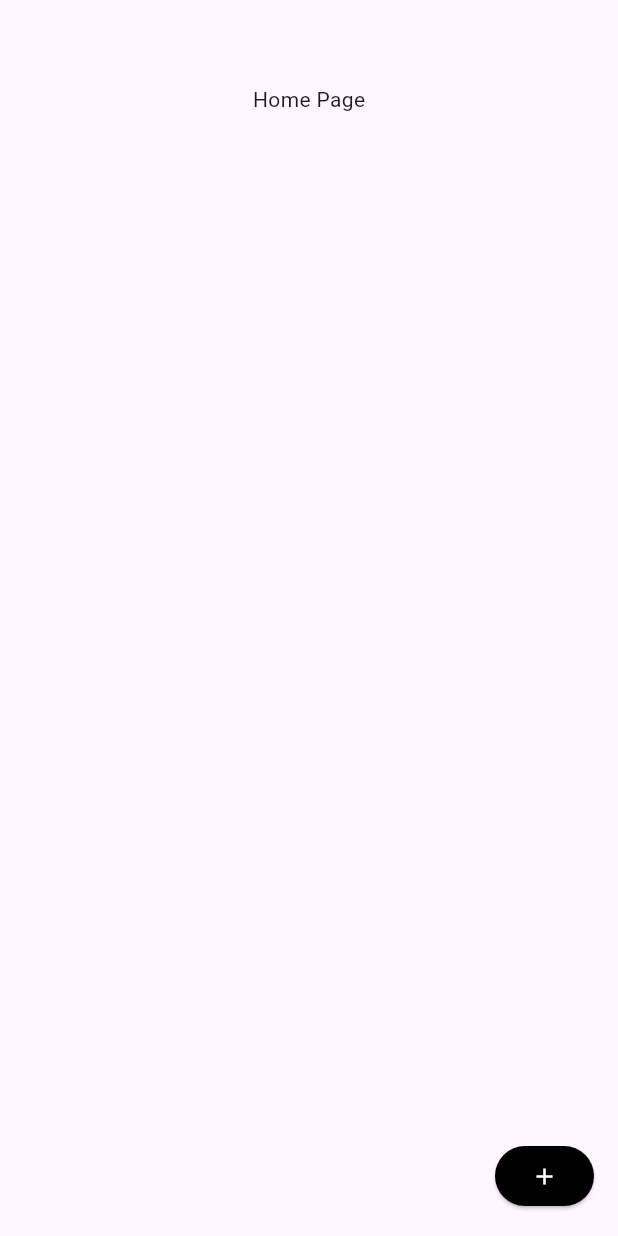
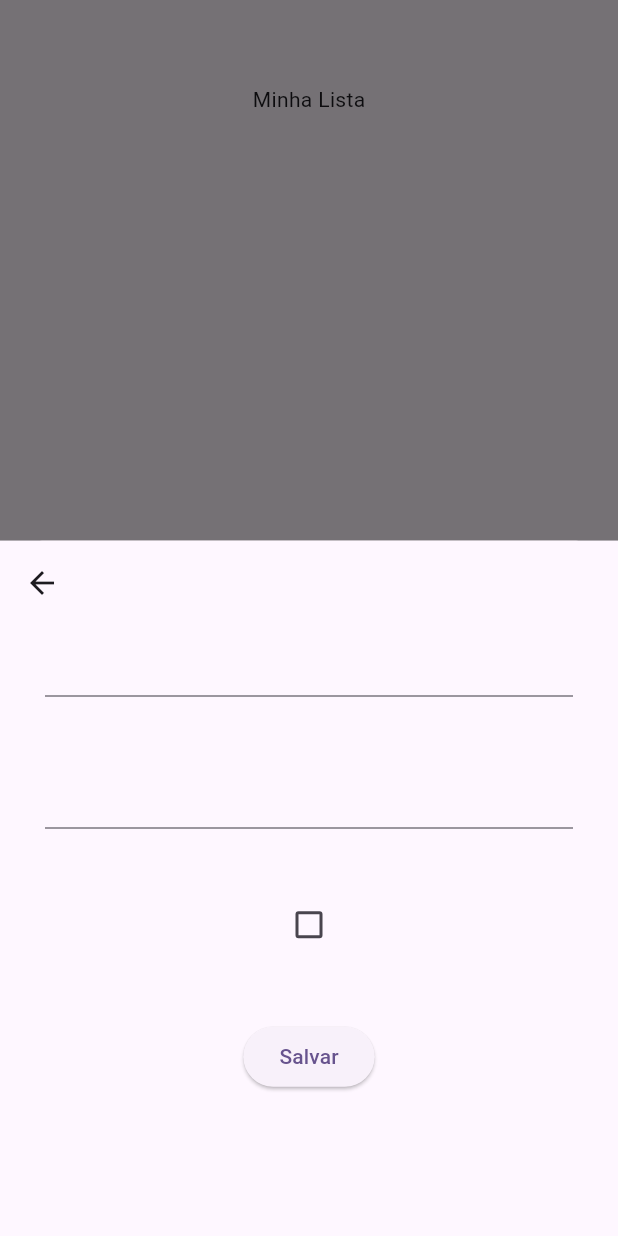
Before and after one commit to esdrasgraca/Todo_bloc_isar, a Flutter app: the screen it shows after launch, after a tap on the "add" icon, on a phone screen of 412 x 824 dp. Run offline on Flutter 3.47's test engine with Material 3 defaults, Android fonts, the phone set to English and light mode, and no system bars; our stand-ins replace bloc, flutter_bloc, isar; accounts and stored records are empty; generated files the repository leaves out were written again.

```diff
--- /dev/null
+++ b/lib/app/modules/cadastro/cadastro_route.dart
@@ -0,0 +1,17 @@
+
+import 'package:flutter/material.dart';
+import 'package:provider/provider.dart';
+import 'package:todo_bloc_isar/app/modules/cadastro/cadastros_page.dart';
+import 'package:todo_bloc_isar/app/modules/cadastro/cubit/cadastro_cubit.dart';
+
+class CadastroRoute {
+  Widget page(BuildContext context) {
+    return MultiProvider(
+      providers: [
+        Provider(create: (_) => CadastroCubit(repository: context.read())),
+
+      ],
+      builder: (context, child) => CadastrosPage(controller: context.read()),
+    );
+  }
+}
--- /dev/null
+++ b/lib/app/modules/cadastro/cadastros_page.dart
@@ -0,0 +1,85 @@
+import 'package:flutter/material.dart';
+import 'package:flutter_bloc/flutter_bloc.dart';
+import 'package:todo_bloc_isar/app/data/models/task.dart';
+import 'package:todo_bloc_isar/app/modules/cadastro/cubit/cadastro_cubit.dart';
+
+class CadastrosPage extends StatefulWidget {
+  final CadastroCubit controller;
+  const CadastrosPage({super.key, required this.controller});
+
+  @override
+  State<CadastrosPage> createState() => _CadastrosPageState();
+}
+
+class _CadastrosPageState extends State<CadastrosPage> {
+  final tarefaEC = TextEditingController();
+  final descricaoEC = TextEditingController();
+  bool checked = false;
+
+  @override
+  void dispose() {
+    tarefaEC.dispose();
+    descricaoEC.dispose();
+    super.dispose();
+  }
+
+  @override
+  Widget build(BuildContext context) {
+    return BlocListener<CadastroCubit, CadastroState>(
+      listener: (context, state){
+        if(state is CadastroLoaded ) {
+          Navigator.of(context).pop(true);
+        }
+
+        if(state is CadastroError) {
+          ScaffoldMessenger.of(context).showSnackBar(SnackBar(content: Text(state.erro ?? '')));
+        }
+      },
+      child: Scaffold(
+        appBar: AppBar(),
+        body: Padding(
+          padding: const EdgeInsets.symmetric(horizontal: 30),
+          child: SingleChildScrollView(
+            child: Column(
+              children: [
+                Container(),
+                TextFormField(
+                  controller: tarefaEC,
+                ),
+                const SizedBox(
+                  height: 40,
+                ),
+                TextFormField(
+                  controller: descricaoEC,
+                ),
+                const SizedBox(
+                  height: 40,
+                ),
+                Checkbox(
+                    value: checked,
+                    onChanged: (val) {
+                      setState(() {
+                        checked = (val ?? false);
+                      });
+                    }),
+                const SizedBox(
+                  height: 40,
+                ),
+                ElevatedButton(
+                  onPressed: () {
+                    widget.controller.createTask(
+                        task: Task(
+                            tarefa: tarefaEC.text,
+                            descricao: descricaoEC.text,
+                            status: checked));
+                  },
+                  child: Text("Salvar"),
+                ),
+              ],
+            ),
+          ),
+        ),
+      ),
+    );
+  }
+}
--- /dev/null
+++ b/lib/app/modules/cadastro/cubit/cadastro_cubit.dart
@@ -0,0 +1,20 @@
+import 'package:bloc/bloc.dart';
+import 'package:meta/meta.dart';
+import 'package:todo_bloc_isar/app/data/models/task.dart';
+import 'package:todo_bloc_isar/app/repository/task_repository.dart';
+
+part 'cadastro_state.dart';
+
+class CadastroCubit extends Cubit<CadastroState> {
+
+  final TaskRepository _repository;
+  CadastroCubit({required TaskRepository repository}) : _repository = repository, super(CadastroInitial());
+
+  void createTask({required Task task}) async{
+    final create = await _repository.createTask(task);
+    if(create){
+      emit(CadastroLoaded());
+      // emit(CadastroError(erro: 'Erro ao cadastrar'));
+    }
+  }
+}
--- /dev/null
+++ b/lib/app/modules/cadastro/cubit/cadastro_state.dart
@@ -0,0 +1,13 @@
+part of 'cadastro_cubit.dart';
+
+@immutable
+sealed class CadastroState {}
+
+final class CadastroInitial extends CadastroState {}
+final class CadastroLoading extends CadastroState {}
+final class CadastroLoaded extends CadastroState {}
+final class CadastroError extends CadastroState {
+  final String? erro;
+
+  CadastroError({ this.erro});
+}
--- a/lib/app/modules/home/home_page.dart
+++ b/lib/app/modules/home/home_page.dart
@@ -1,5 +1,8 @@
+import 'dart:developer';
+
 import 'package:flutter/material.dart';
 import 'package:flutter_bloc/flutter_bloc.dart';
+import 'package:todo_bloc_isar/app/modules/cadastro/cadastro_route.dart';
 import 'package:todo_bloc_isar/app/modules/home/cubit/home_cubit.dart';
 import 'package:todo_bloc_isar/app/modules/home/widgets/list_task.dart';
 
@@ -18,7 +21,16 @@ class _HomePageState extends State<HomePage> {
       appBar: AppBar(),
       floatingActionButton: ElevatedButton(
           style: ElevatedButton.styleFrom(backgroundColor: Colors.black),
-          onPressed: () {},
+          onPressed: () async {
+            final data = await showModalBottomSheet(
+              context: context,
+              builder: (_) => CadastroRoute().page(context),
+            );
+
+            if(data != null) {
+              widget.controller.loadTasks();
+            }
+          },
           child: const Icon(
             Icons.add,
             color: Colors.white,
@@ -27,22 +39,29 @@ class _HomePageState extends State<HomePage> {
       body: Column(
         children: [
           const Center(
-            child: Text("Home Page"),
+            child: Text("Minha Lista"),
           ),
           const SizedBox(
             height: 30,
           ),
-          BlocBuilder<HomeCubit, HomeState>(
+          Expanded(
+            child: BlocBuilder<HomeCubit, HomeState>(
               builder: (context, state) {
                 return Center(
-                child: switch(state){
+                  child: switch (state) {
                     HomeInitial() => const SizedBox(),
                     HomeLoading() => const CircularProgressIndicator.adaptive(),
                     HomeError() => const SizedBox(),
-                  HomeLoaded() => ListTask(tasks: state.tasks),
+                    HomeLoaded() => ListTask(
+                        tasks: state.tasks,
+                        onChanged: (task) async {
+                          await widget.controller.changeTask(task);
+                        },
+                      ),
                   },
                 );
               },
+            ),
           )
         ],
       ),
--- a/lib/app/repository/task_repository.dart
+++ b/lib/app/repository/task_repository.dart
@@ -2,4 +2,9 @@ import 'package:todo_bloc_isar/app/data/models/task.dart';
 
 abstract interface class TaskRepository {
   Future<List<Task>?> getTasks();
+
+  Future<bool> changeTask(Task task);
+
+  Future<bool> createTask(Task task);
+
 }
```
Also changed, not shown: lib/app/modules/home/cubit/home_cubit.dart (+8 -1 lines), lib/app/modules/home/widgets/list_task.dart (+10 -4 lines), lib/app/repository/task_repository_impl.dart (+13 -0 lines). Lines whose indentation alone changed are shown as unchanged.
